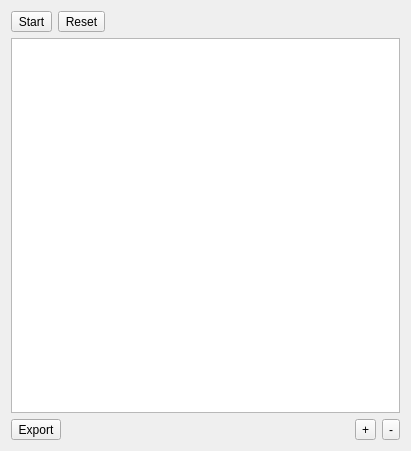
This is ui/AttackScripts.ui in dmzgroup/css as Qt 5 draws it before an edit. The edited form follows.
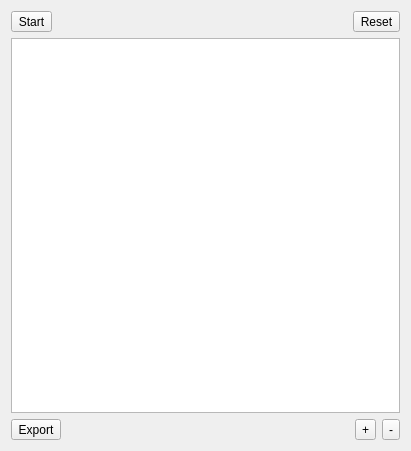
This is the edited form.

Commit message: Updated fileMenu to support current file.

What changed in the file:
```diff
--- a/ui/AttackScripts.ui
+++ b/ui/AttackScripts.ui
@@ -23,13 +23,6 @@
        </property>
       </widget>
      </item>
-     <item>
-      <widget class="QToolButton" name="resetButton">
-       <property name="text">
-        <string>Reset</string>
-       </property>
-      </widget>
-     </item>
      <item>
       <spacer name="horizontalSpacer_2">
        <property name="orientation">
@@ -43,6 +36,13 @@
        </property>
       </spacer>
      </item>
+     <item>
+      <widget class="QToolButton" name="resetButton">
+       <property name="text">
+        <string>Reset</string>
+       </property>
+      </widget>
+     </item>
     </layout>
    </item>
    <item>
```
The commit also changes 2 other files.
